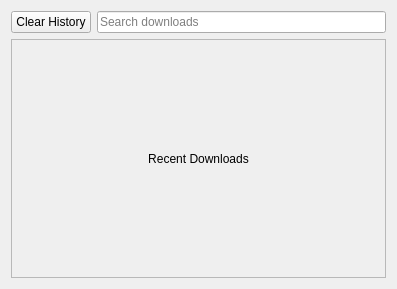
Before: the Qt Designer form src/ui/download_manager.ui in SamuGallo-06/otus-browser, drawn with Qt 5.
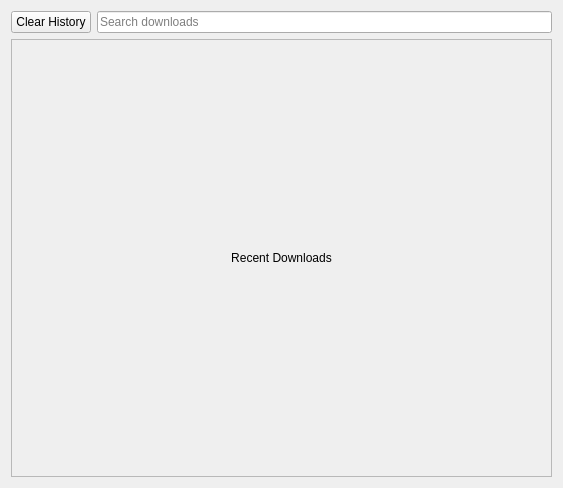
After: the same form once the commit is applied.

Commit message: feat: completed download manager

What changed in the file:
```diff
--- a/src/ui/download_manager.ui
+++ b/src/ui/download_manager.ui
@@ -6,8 +6,8 @@
    <rect>
     <x>0</x>
     <y>0</y>
-    <width>397</width>
-    <height>289</height>
+    <width>563</width>
+    <height>488</height>
    </rect>
   </property>
   <property name="windowTitle">
@@ -47,8 +47,8 @@
        <rect>
         <x>0</x>
         <y>0</y>
-        <width>377</width>
-        <height>237</height>
+        <width>543</width>
+        <height>436</height>
        </rect>
       </property>
       <layout class="QVBoxLayout" name="verticalLayout_2">
```
The commit also changes 6 other files.
